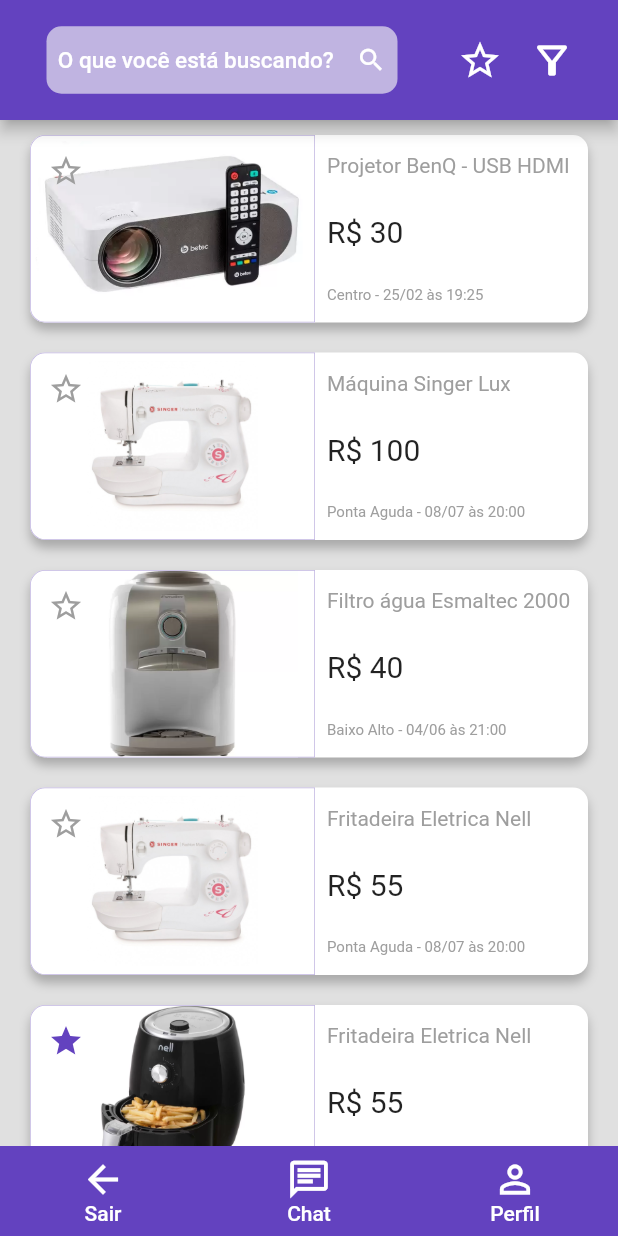
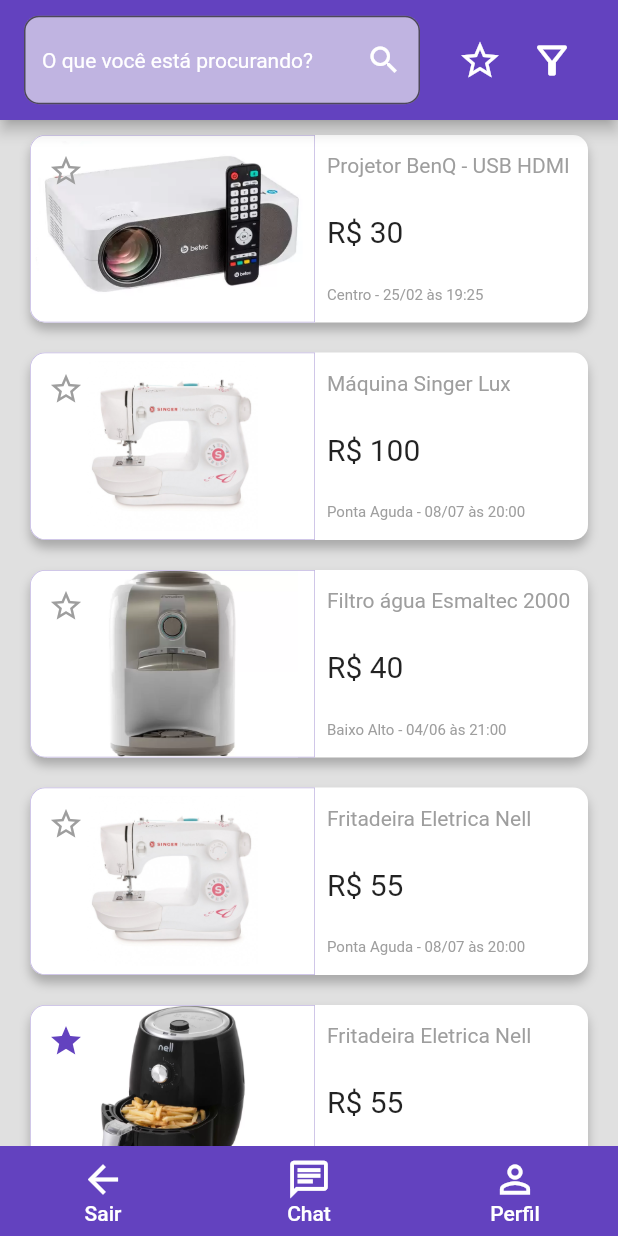
Before and after one commit to GreemerBR/deal, a Flutter app: the screen it shows after launch, after a tap on "ACESSAR", on a phone screen of 412 x 824 dp. Run offline on Flutter 3.47's test engine with Material 2 defaults, Android fonts, the phone set to English and light mode, and no system bars.

Commit message:
[feat] changed fake search bar for real search bar

```diff
--- a/lib/presenter/mainMenu/main_menu.dart
+++ b/lib/presenter/mainMenu/main_menu.dart
@@ -12,39 +12,70 @@ class MainMenu extends StatelessWidget {
       appBar: AppBar(
         leading: SizedBox(),
         leadingWidth: 0,
-        title: Expanded(
-          child: Container(
-            margin: EdgeInsets.all(15),
-            height: 45,
-            width: double.maxFinite,
-            decoration: BoxDecoration(
-              color: Color.fromARGB(
+        title: TextField(
+          cursorColor: Colors.white,
+          decoration: InputDecoration(
+            hintText: 'O que você está procurando?',
+            hintStyle: TextStyle(
+              color: Colors.white,
+              fontSize: 14
+            ),
+            border: OutlineInputBorder(
+              borderRadius: BorderRadius.circular(10.0),
+            ),
+            filled: true,
+            fillColor: Color.fromARGB(
               255,
               192,
               180,
               225,
             ),
-              borderRadius: BorderRadius.circular(10),
+            focusColor: Color.fromARGB(
+              255,
+              192,
+              180,
+              225,
             ),
-            child: Row(
-              mainAxisAlignment: MainAxisAlignment.spaceAround,
-              children: [
-                Text(
-                  'O que você está buscando?',
-                  style: TextStyle(
-                    fontSize: 15,
-                  ),
-                  maxLines: 1,
-                  overflow: TextOverflow.ellipsis,
-                ),
-                Icon(
+
+            suffixIcon: Icon(
               Icons.search,
-                  size: 20,
-                )
-              ],
+              color: Colors.white,
             ),
           ),
         ),
+        // title: Expanded(
+        //   child: Container(
+        //     margin: EdgeInsets.all(15),
+        //     height: 45,
+        //     width: double.maxFinite,
+        //     decoration: BoxDecoration(
+        //       color: Color.fromARGB(
+        //         255,
+        //         192,
+        //         180,
+        //         225,
+        //       ),
+        //       borderRadius: BorderRadius.circular(10),
+        //     ),
+        //     child: Row(
+        //       mainAxisAlignment: MainAxisAlignment.spaceAround,
+        //       children: [
+        //         Text(
+        //           'O que você está buscando?',
+        //           style: TextStyle(
+        //             fontSize: 15,
+        //           ),
+        //           maxLines: 1,
+        //           overflow: TextOverflow.ellipsis,
+        //         ),
+        //         Icon(
+        //           Icons.search,
+        //           size: 20,
+        //         )
+        //       ],
+        //     ),
+        //   ),
+        // ),
         actions: [
           Row(
             mainAxisAlignment: MainAxisAlignment.spaceAround,
--- a/lib/presenter/splashScreen/splash_screen.dart
+++ b/lib/presenter/splashScreen/splash_screen.dart
@@ -13,7 +13,7 @@ class _SplashScreenState extends State<SplashScreen> {
   @override
   void initState() {
     Future.delayed(
-      const Duration(seconds: 5),
+      const Duration(seconds: 4),
     ).then((value) {
       Navigator.of(context).push(
         MaterialPageRoute(
--- a/pubspec.yaml
+++ b/pubspec.yaml
@@ -44,6 +44,8 @@ flutter_icons:
   android: true
   ios: true
   image_path: "assets/images/icon.png"
+  adaptive_icon_background: "#6342BF"
+  adaptive_icon_foreground: "assets/images/icon_foreground.png"
   # The "flutter_lints" package below contains a set of recommended lints to
   # encourage good coding practices. The lint set provided by the package is
   # activated in the `analysis_options.yaml` file located at the root of your
```
Also changed, not shown: assets/images/icon.png, assets/images/icon_foreground.png (added), 27 other files. Lines whose indentation alone changed are shown as unchanged.
